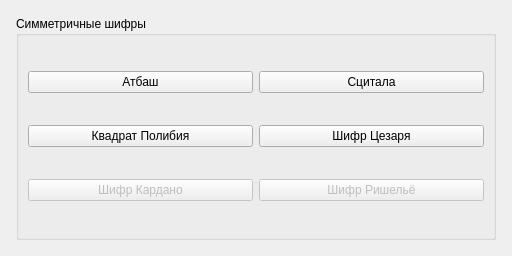
First picture: the form in gui/mainwindow.ui, repository LancerRevX/cryptography, before the edit.
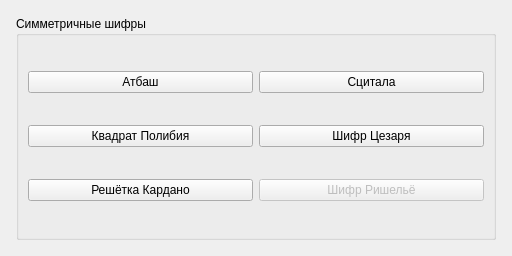
Second picture: the form after the edit.

```diff
--- a/gui/mainwindow.ui
+++ b/gui/mainwindow.ui
@@ -117,11 +117,8 @@
        </item>
        <item row="2" column="0">
         <widget class="QPushButton" name="pushButton">
-         <property name="enabled">
-          <bool>false</bool>
-         </property>
          <property name="text">
-          <string>Шифр Кардано</string>
+          <string>Решётка Кардано</string>
          </property>
         </widget>
        </item>
```
